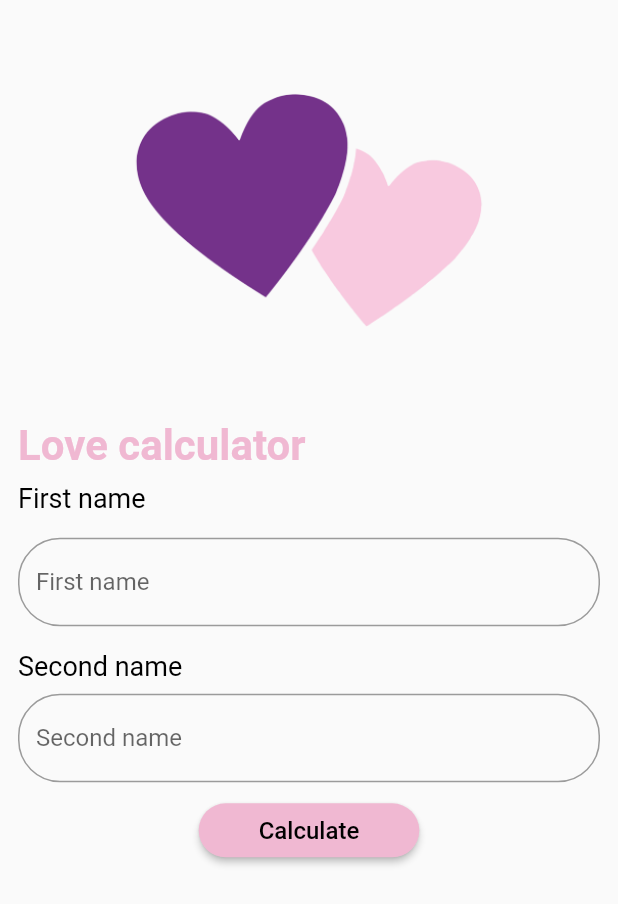
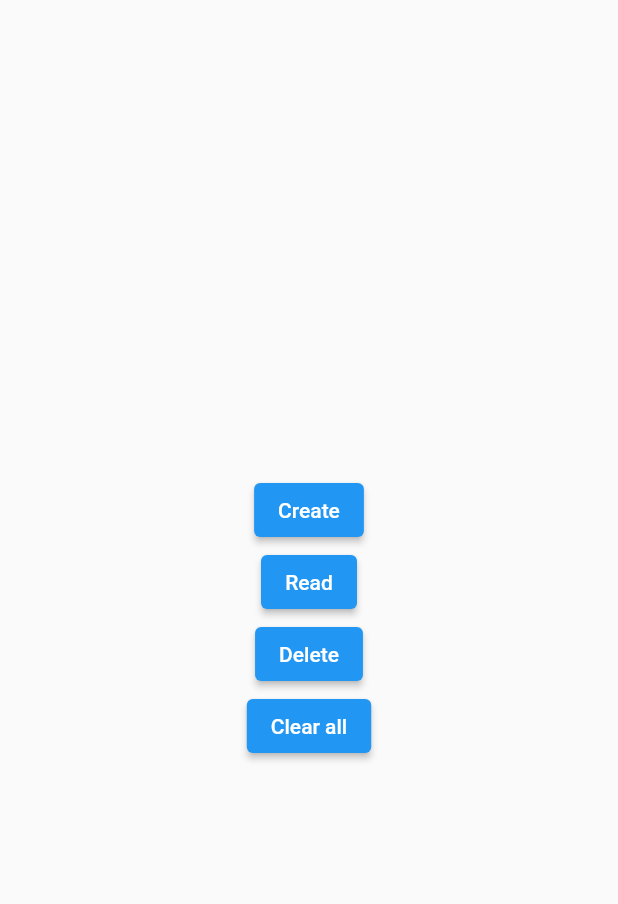
Before and after one commit to jstAga/startFlutter, a Flutter app: the screen it shows after launch, on a phone screen of 412 x 824 dp. Shown: the top 904 px of the screen. Run offline on Flutter 3.47's test engine with Material 2 defaults, Android fonts, the phone set to English and light mode, and no system bars; our stand-ins replace flutter_svg, hive, hive_flutter; accounts and stored records are empty.

Commit message:
workWithHive

```diff
--- a/lib/app.dart
+++ b/lib/app.dart
@@ -3,7 +3,6 @@ import 'package:flutter/material.dart';
 import 'package:start_flutter/ui/geekTech/2month/hw6m2.dart';
 import 'package:start_flutter/ui/geekTech/2month/hw7m2/hw7m2.dart';
 import 'package:start_flutter/ui/geekTech/5month/love_calculator/data/remote/entity/love_response.dart';
-import 'package:start_flutter/ui/geekTech/5month/love_calculator/ui/model/love_request_data.dart';
 import 'package:start_flutter/ui/geekTech/5month/love_calculator/ui/widgets/home/love_home_widget.dart';
 import 'package:start_flutter/ui/geekTech/5month/love_calculator/ui/widgets/result/love_result_widget.dart';
 import 'package:start_flutter/ui/others/theMovieDB/core/constants.dart';
@@ -11,7 +10,7 @@ import 'package:start_flutter/ui/others/telegramSettings/telegram_settings.dart'
 import 'package:start_flutter/ui/others/theMovieDB/auth/auth.dart';
 import 'package:start_flutter/ui/others/theMovieDB/movieDetail/movie_detail.dart';
 import 'package:start_flutter/ui/others/theMovieDB/movieHome/movie_home.dart';
-import 'package:start_flutter/ui/others/workWithHttp/ui/work_with_http_widget.dart';
+import 'package:start_flutter/ui/others/work_with_hive/ui/work_with_hive_widget.dart';
 
 class App extends StatelessWidget {
   const App({super.key});
@@ -32,7 +31,7 @@ class App extends StatelessWidget {
       initialRoute: "/",
       routes: {
         // "/": (context) => home,
-        "/": (context) => const LoveHomeWidget(),
+        "/": (context) => const WorkWithHiveWidget(),
         "/hw6m2": (context) => hw6m2,
         "/hw7m2": (context) => hw7m2,
         "/telegramSettings": (context) => telegramSettings,
--- a/lib/resources/constants.dart
+++ b/lib/resources/constants.dart
@@ -1,8 +1,6 @@
 
 import 'package:flutter/material.dart';
 import 'package:start_flutter/resources/ext.dart';
-import 'package:start_flutter/resources/resources.dart';
-import 'package:start_flutter/ui/others/theMovieDB/movies/movies.dart';
 
 class Constants {
   //hw7m2
--- /dev/null
+++ b/lib/ui/others/work_with_hive/data/entity/pet/pet.dart
@@ -0,0 +1,11 @@
+import 'package:hive/hive.dart';
+
+part 'pet.g.dart';
+
+@HiveType(typeId: 1)
+class Pet extends HiveObject {
+  @HiveField(0)
+  final String name;
+
+  Pet(this.name);
+}
--- /dev/null
+++ b/lib/ui/others/work_with_hive/data/entity/user/user.dart
@@ -0,0 +1,39 @@
+import 'package:hive/hive.dart';
+import 'package:start_flutter/ui/others/work_with_hive/data/entity/pet/pet.dart';
+
+part 'user.g.dart';
+
+@HiveType(typeId: 0)
+class User extends HiveObject {
+  @HiveField(0)
+  final String name;
+
+  @HiveField(1)
+  final int age;
+
+  @HiveField(2)
+  HiveList<Pet> pets;
+
+  User(this.name, this.age, this.pets);
+
+  @override
+  String toString() => "Name: $name, age: $age, pets: $pets";
+}
+
+// class UserAdapter extends TypeAdapter<User> {
+//   @override
+//   final typeId = 0;
+//
+//   @override
+//   User read(BinaryReader reader) {
+//     final name = reader.readString();
+//     final age = reader.readInt();
+//     return User(name, age);
+//   }
+//
+//   @override
+//   void write(BinaryWriter writer, User obj) {
+//     writer.writeString(obj.name);
+//     writer.writeInt(obj.age);
+//   }
+// }
--- /dev/null
+++ b/lib/ui/others/work_with_hive/ui/work_with_hive_widget.dart
@@ -0,0 +1,44 @@
+import 'package:flutter/material.dart';
+import 'package:start_flutter/ui/others/work_with_hive/ui/work_with_hive_model.dart';
+
+class WorkWithHiveWidget extends StatefulWidget {
+  const WorkWithHiveWidget({super.key});
+
+  @override
+  State<WorkWithHiveWidget> createState() => _WorkWithHiveWidgetState();
+}
+
+class _WorkWithHiveWidgetState extends State<WorkWithHiveWidget> {
+  final model = WorkWithHiveModel();
+
+  @override
+  Widget build(BuildContext context) {
+    return Scaffold(
+      body: SafeArea(
+        child: Center(
+          child: Column(
+            mainAxisAlignment: MainAxisAlignment.center,
+            children: [
+              ElevatedButton(
+                onPressed: () => model.create(),
+                child: const Text("Create"),
+              ),
+              ElevatedButton(
+                onPressed: () => model.read(),
+                child: const Text("Read"),
+              ),
+              ElevatedButton(
+                onPressed: () => model.delete(),
+                child: const Text("Delete"),
+              ),
+              ElevatedButton(
+                onPressed: () => model.clearAll(),
+                child: const Text("Clear all"),
+              )
+            ],
+          ),
+        ),
+      ),
+    );
+  }
+}
--- a/pubspec.yaml
+++ b/pubspec.yaml
@@ -33,7 +33,8 @@ dependencies:
   lints: ^2.1.0
   json_annotation: ^4.8.1
   flutter_svg: ^2.0.7
-
+  hive: ^2.2.3
+  hive_flutter: ^1.1.0
 
   # The following adds the Cupertino Icons font to your application.
   # Use with the CupertinoIcons class for iOS style icons.
@@ -50,6 +51,7 @@ dev_dependencies:
   # package. See that file for information about deactivating specific lint
   # rules and activating additional ones.
   flutter_lints: ^2.0.0
+  hive_generator: ^2.0.0
 
 # For information on the generic Dart part of this file, see the
 # following page: https://dart.dev/tools/pub/pubspec
```
Also changed, not shown: lib/main.dart (+8 -1 lines), lib/ui/others/work_with_hive/ui/work_with_hive_model.dart (added, +44 -0 lines), lib/ui/others/work_with_hive/data/entity/pet/pet.g.dart (added), lib/ui/others/work_with_hive/data/entity/user/user.g.dart (added), pubspec.lock, 8 other files.
